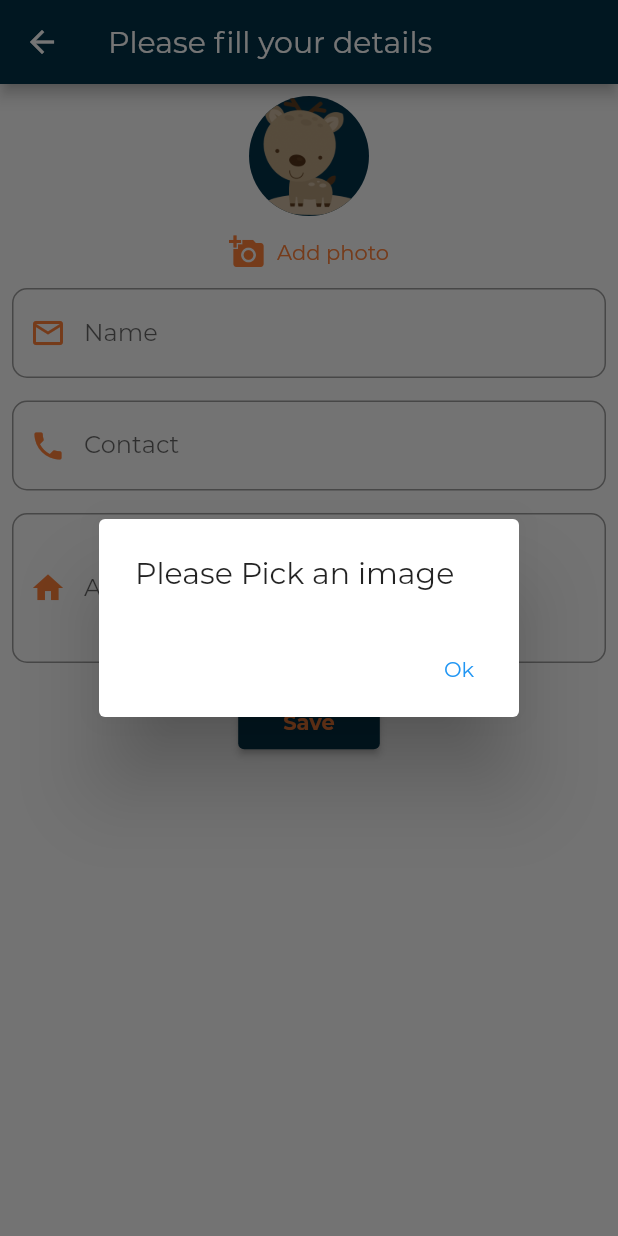
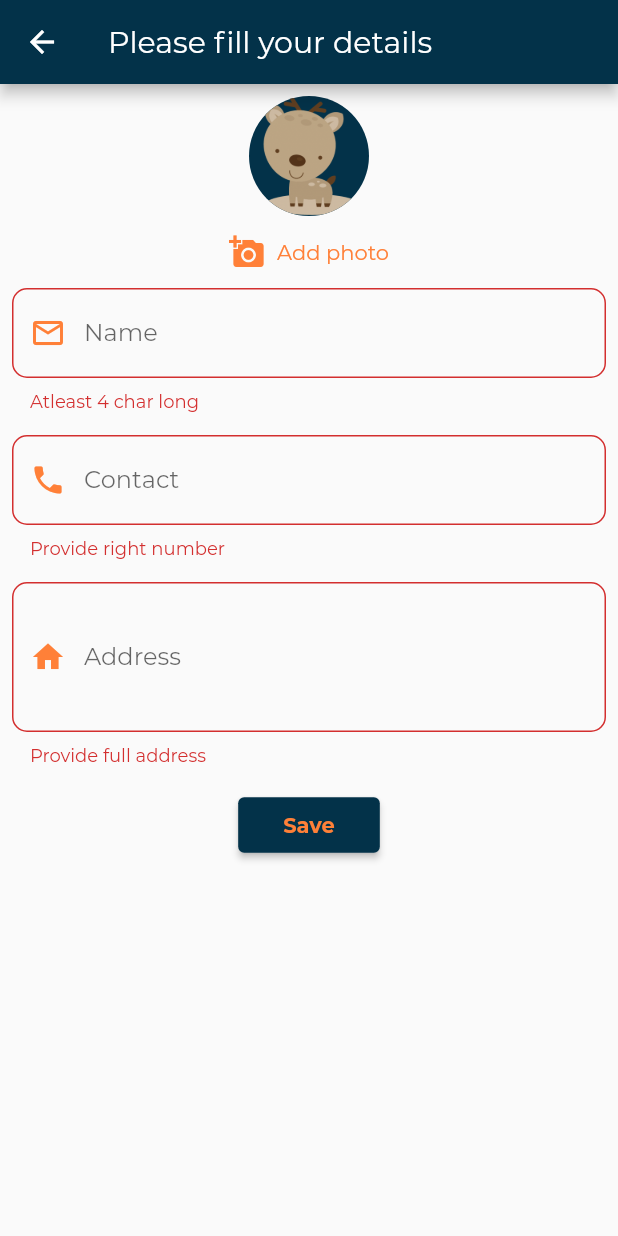
Before and after one commit to mohitvats2102/event_planner_udaipur, a Flutter app: the UserDetailForm screen opened directly, after a tap on "Save", on a phone screen of 412 x 824 dp. Run offline on Flutter 3.47's test engine with Material 2 defaults, Android fonts, the light colour scheme and no system bars; our stand-ins replace carousel_slider, cloud_firestore, firebase_auth, firebase_core, firebase_storage, flutter_signin_button and 5 more; accounts and stored records are empty.

Commit message:
Finer changes

```diff
--- a/lib/screens/user_detail_form.dart
+++ b/lib/screens/user_detail_form.dart
@@ -31,28 +31,28 @@ class _UserDetailFormState extends State<UserDetailForm> {
   final _formKey = GlobalKey<FormState>();
 
   void onSave() async {
-    if (_pickedImage == null) {
-      await showDialog(
-        context: context,
-        builder: (ctx) {
-          return GestureDetector(
-            behavior: HitTestBehavior.opaque,
-            child: AlertDialog(
-              title: Text('Please Pick an image'),
-              actions: [
-                TextButton(
-                  onPressed: () {
-                    Navigator.of(context).pop();
-                  },
-                  child: Text('Ok'),
-                )
-              ],
-            ),
-          );
-        },
-      );
-      return;
-    }
+    // if (_pickedImage == null) {
+    //   await showDialog(
+    //     context: context,
+    //     builder: (ctx) {
+    //       return GestureDetector(
+    //         behavior: HitTestBehavior.opaque,
+    //         child: AlertDialog(
+    //           title: Text('Please Pick an image'),
+    //           actions: [
+    //             TextButton(
+    //               onPressed: () {
+    //                 Navigator.of(context).pop();
+    //               },
+    //               child: Text('Ok'),
+    //             )
+    //           ],
+    //         ),
+    //       );
+    //     },
+    //   );
+    //   return;
+    // }
     final isValid = _formKey.currentState.validate();
     FocusScope.of(context).unfocus();
     if (isValid) {
@@ -63,6 +63,7 @@ class _UserDetailFormState extends State<UserDetailForm> {
       _currentUserUID = _auth.currentUser.uid;
       String _userImageUrl;
       try {
+        if (_pickedImage != null) {
           final ref = _firebaseStorage
               .ref()
               .child('users_image')
@@ -72,12 +73,14 @@ class _UserDetailFormState extends State<UserDetailForm> {
               _userImageUrl = await ref.getDownloadURL();
             },
           );
-
+        }
         await _firestore.collection('users').doc(_currentUserUID).set(
           {
             'address': _userAddress,
             'contact': _userContact,
-            'image': _userImageUrl,
+            'image': _pickedImage == null
+                ? 'https://encrypted-tbn0.gstatic.com/images?q=tbn:ANd9GcR1LCcfD_jjhno3IC7VwOHLv6KLNPAq_wfqzA&usqp=CAU'
+                : _userImageUrl,
             'name': _userName,
             'totalBookings': 0,
             'bookings': [],
```
Lines whose indentation alone changed are shown as unchanged.
